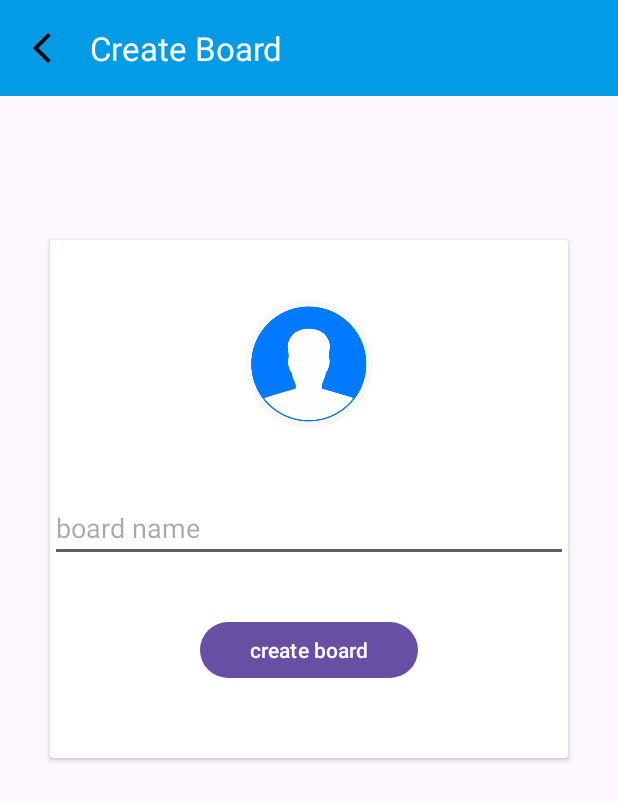
After one commit to UjjwalRana12/Team-Management-App, an Android app: the CreateBoardActivity screen opened directly, with no data from a screen before it, on a phone screen of 412 x 824 dp. The commit adds this screen. Shown: the top 801 px of the screen. Run offline under Robolectric (Android 15) with nearby library versions, the phone set to English and light mode, and no system bars; our stand-ins replace CircleImageView.

Commit message:
error resolved:image selection uri

```diff
--- /dev/null
+++ b/app/src/main/java/com/android/teammanagement/activities/Activity/Activity/CreateBoardActivity.kt
@@ -0,0 +1,100 @@
+package com.android.teammanagement.activities.Activity.Activity
+
+import android.Manifest
+import android.app.Activity
+import android.content.Intent
+import android.content.pm.PackageManager
+import android.net.Uri
+import androidx.appcompat.app.AppCompatActivity
+import android.os.Bundle
+import android.util.Log
+import android.widget.ImageView
+import android.widget.Toast
+import androidx.appcompat.widget.Toolbar
+import androidx.core.app.ActivityCompat
+import androidx.core.content.ContextCompat
+import com.android.teammanagement.R
+import com.android.teammanagement.activities.Activity.utils.Constants
+import com.bumptech.glide.Glide
+import java.io.IOException
+
+class CreateBoardActivity : AppCompatActivity() {
+    private var mSelectedImageFileUri: Uri? = null
+    private lateinit var cb_toolbar:Toolbar
+    private lateinit var iv_board_image: ImageView
+    override fun onCreate(savedInstanceState: Bundle?) {
+        super.onCreate(savedInstanceState)
+        setContentView(R.layout.activity_create_board)
+        iv_board_image=findViewById(R.id.iv_board_image)
+        cb_toolbar=findViewById(R.id.toolbar_create_board_activity)
+        setupActionBar()
+
+        iv_board_image.setOnClickListener {
+            if (ContextCompat.checkSelfPermission(this,
+                    Manifest.permission.READ_EXTERNAL_STORAGE)
+                == PackageManager.PERMISSION_GRANTED) {
+
+                Constants.showImageChoser(this)
+            }
+            else {
+                ActivityCompat.requestPermissions(
+                    this,
+                    arrayOf(Manifest.permission.READ_EXTERNAL_STORAGE),
+                    Constants.READ_STORAGE_PERMISSION_CODE
+                )
+
+            }
+        }
+
+
+    }
+
+    private fun setupActionBar() {
+        setSupportActionBar(cb_toolbar)
+        val actionBar = supportActionBar
+        if (actionBar != null) {
+            actionBar.setDisplayHomeAsUpEnabled(true)
+            actionBar.setHomeAsUpIndicator(R.drawable.baseline_arrow_back_ios_new_24)
+            actionBar.title = "Create Board"
+        }
+        cb_toolbar.setNavigationOnClickListener {
+            onBackPressed()
+        }
+    }
+    override fun onRequestPermissionsResult(
+        requestCode: Int,
+        permissions: Array<out String>,
+        grantResults: IntArray
+    ) {
+        super.onRequestPermissionsResult(requestCode, permissions, grantResults)
+        if (requestCode == Constants.READ_STORAGE_PERMISSION_CODE) {
+            if (grantResults.isNotEmpty() && grantResults[0] == PackageManager.PERMISSION_GRANTED) {
+                Log.d("Permission", "Read storage permission granted")
+                Constants.showImageChoser(this)
+            }
+        } else {
+            Toast.makeText(this, "Permission denied", Toast.LENGTH_LONG).show()
+            Log.d("Permission", "Read storage permission denied")
+        }
+    }
+
+    override fun onActivityResult(requestCode: Int, resultCode: Int, data: Intent?) {
+        super.onActivityResult(requestCode, resultCode, data)
+        if (resultCode == Activity.RESULT_OK && requestCode == Constants.PICK_IMAGE_REQUEST_CODE && data!!.data != null) {
+            mSelectedImageFileUri = data.data
+            try {
+                Glide
+                    .with(this)
+                    .load(mSelectedImageFileUri)
+                    .centerCrop()
+                    .placeholder(R.drawable.baseline_dashboard_24)
+                    .into(iv_board_image)
+            } catch (e: IOException) {
+                e.printStackTrace()
+            }
+
+
+        }
+    }
+
+}
--- /dev/null
+++ b/app/src/main/res/drawable/baseline_add_24.xml
@@ -0,0 +1,5 @@
+<vector android:height="24dp" android:tint="#000000"
+    android:viewportHeight="24" android:viewportWidth="24"
+    android:width="24dp" xmlns:android="http://schemas.android.com/apk/res/android">
+    <path android:fillColor="@android:color/white" android:pathData="M19,13h-6v6h-2v-6H5v-2h6V5h2v6h6v2z"/>
+</vector>
--- /dev/null
+++ b/app/src/main/res/drawable/baseline_dashboard_24.xml
@@ -0,0 +1,5 @@
+<vector android:height="24dp" android:tint="#000000"
+    android:viewportHeight="24" android:viewportWidth="24"
+    android:width="24dp" xmlns:android="http://schemas.android.com/apk/res/android">
+    <path android:fillColor="@android:color/white" android:pathData="M3,13h8L11,3L3,3v10zM3,21h8v-6L3,15v6zM13,21h8L21,11h-8v10zM13,3v6h8L21,3h-8z"/>
+</vector>
--- /dev/null
+++ b/app/src/main/res/layout/activity_create_board.xml
@@ -0,0 +1,72 @@
+<?xml version="1.0" encoding="utf-8"?>
+<androidx.constraintlayout.widget.ConstraintLayout xmlns:android="http://schemas.android.com/apk/res/android"
+    xmlns:app="http://schemas.android.com/apk/res-auto"
+    xmlns:tools="http://schemas.android.com/tools"
+    android:layout_width="match_parent"
+    android:layout_height="match_parent"
+    tools:context=".activities.Activity.Activity.CreateBoardActivity">
+
+    <com.google.android.material.appbar.AppBarLayout
+        android:id="@+id/appBarLayout2"
+        android:layout_width="match_parent"
+        android:layout_height="wrap_content"
+        android:theme="@style/AppTheme.AppBarOverlay"
+        app:layout_constraintEnd_toEndOf="parent"
+        app:layout_constraintStart_toStartOf="parent"
+        app:layout_constraintTop_toTopOf="parent">
+
+        <androidx.appcompat.widget.Toolbar
+            android:id="@+id/toolbar_create_board_activity"
+            android:layout_width="match_parent"
+            android:layout_height="?attr/actionBarSize"
+            android:background="@color/color_primary" />
+    </com.google.android.material.appbar.AppBarLayout>
+
+    <androidx.cardview.widget.CardView
+        android:layout_width="345dp"
+        android:layout_height="345dp"
+        android:layout_marginTop="96dp"
+        app:layout_constraintEnd_toEndOf="parent"
+        app:layout_constraintStart_toStartOf="parent"
+        app:layout_constraintTop_toBottomOf="@+id/appBarLayout2" >
+
+        <androidx.constraintlayout.widget.ConstraintLayout
+            android:layout_width="match_parent"
+            android:layout_height="match_parent">
+
+
+            <de.hdodenhof.circleimageview.CircleImageView
+                android:id="@+id/iv_board_image"
+                android:layout_width="85dp"
+                android:layout_height="85dp"
+                android:layout_marginTop="40dp"
+                android:src="@drawable/profile"
+                app:layout_constraintEnd_toEndOf="parent"
+                app:layout_constraintStart_toStartOf="parent"
+                app:layout_constraintTop_toTopOf="parent" />
+
+            <EditText
+                android:id="@+id/et_board_name"
+                android:layout_width="match_parent"
+                android:layout_height="wrap_content"
+                android:layout_marginTop="44dp"
+                android:hint="board name"
+                app:layout_constraintEnd_toEndOf="@+id/iv_board_image"
+                app:layout_constraintStart_toStartOf="@+id/iv_board_image"
+                app:layout_constraintTop_toBottomOf="@+id/iv_board_image" />
+
+            <Button
+                android:id="@+id/btn_board_name"
+                android:layout_width="145dp"
+                android:layout_height="45dp"
+                android:layout_marginTop="36dp"
+                android:text="create board"
+                app:layout_constraintEnd_toEndOf="parent"
+                app:layout_constraintStart_toStartOf="@+id/et_board_name"
+                app:layout_constraintTop_toBottomOf="@+id/et_board_name" />
+
+        </androidx.constraintlayout.widget.ConstraintLayout>
+
+    </androidx.cardview.widget.CardView>
+
+</androidx.constraintlayout.widget.ConstraintLayout>
```
Also changed, not shown: app/src/main/AndroidManifest.xml (+16 -19 lines), app/src/main/java/com/android/teammanagement/activities/Activity/Activity/MainActivity.kt (+7 -0 lines), app/src/main/java/com/android/teammanagement/activities/Activity/Activity/MyProfileActivity.kt (+30 -35 lines), app/src/main/java/com/android/teammanagement/activities/Activity/utils/Constants.kt (+25 -0 lines), app/src/main/res/layout/app_bar_main.xml (+7 -0 lines).
